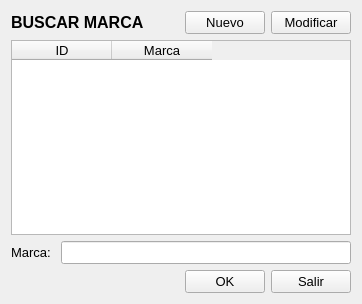
First picture: the form in Producto/marcabuscar.ui, repository radtek/manager, before the edit.
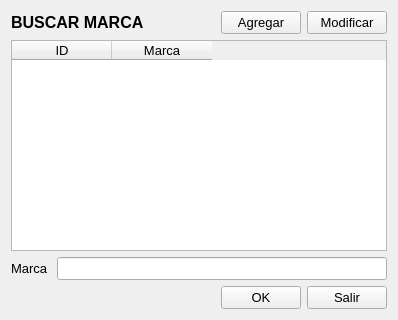
Second picture: the form after the edit. Icons and pictures are not drawn.

What changed in the file:
```diff
--- a/Producto/marcabuscar.ui
+++ b/Producto/marcabuscar.ui
@@ -6,8 +6,8 @@
    <rect>
     <x>0</x>
     <y>0</y>
-    <width>362</width>
-    <height>304</height>
+    <width>398</width>
+    <height>320</height>
    </rect>
   </property>
   <property name="windowTitle">
@@ -51,7 +51,17 @@
         </font>
        </property>
        <property name="text">
-        <string>Nuevo</string>
+        <string>Agregar</string>
+       </property>
+       <property name="icon">
+        <iconset resource="../ManagerSystem/iconos.qrc">
+         <normaloff>:/new/Iconos/agregar_32.png</normaloff>:/new/Iconos/agregar_32.png</iconset>
+       </property>
+       <property name="iconSize">
+        <size>
+         <width>32</width>
+         <height>32</height>
+        </size>
        </property>
       </widget>
      </item>
@@ -65,6 +75,16 @@
        <property name="text">
         <string>Modificar</string>
        </property>
+       <property name="icon">
+        <iconset resource="../ManagerSystem/iconos.qrc">
+         <normaloff>:/new/Iconos/modificar_32.png</normaloff>:/new/Iconos/modificar_32.png</iconset>
+       </property>
+       <property name="iconSize">
+        <size>
+         <width>32</width>
+         <height>32</height>
+        </size>
+       </property>
       </widget>
      </item>
     </layout>
@@ -98,7 +118,7 @@
         </font>
        </property>
        <property name="text">
-        <string>Marca: </string>
+        <string>Marca </string>
        </property>
       </widget>
      </item>
```
Left out of the diff: 4 changed lines with no effect on the pictures.
